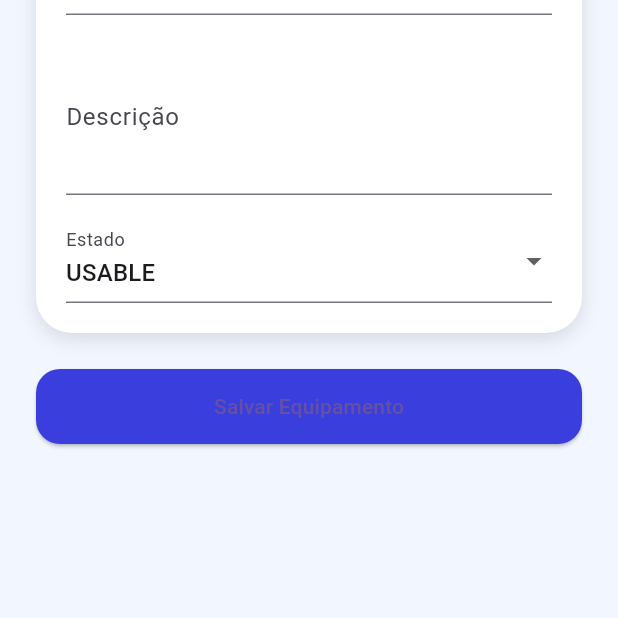
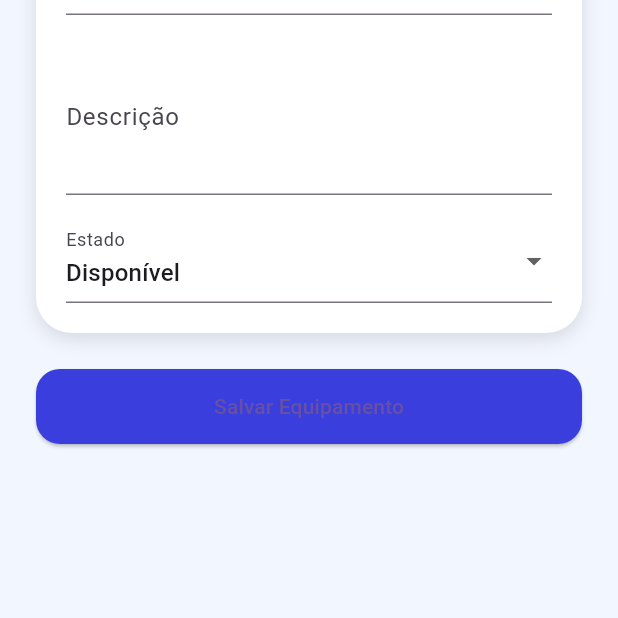
Before and after one commit to Davii-code/reservation_equipments, a Flutter app: the screen it shows after launch, after a tap on "Equipamentos", after a tap on the "add" icon, on a phone screen of 412 x 824 dp, the part 618-1236 px from its top. Run offline on Flutter 3.47's test engine with Material 3 defaults, Android fonts, the phone set to English and light mode, and no system bars; our stand-ins replace dio, flutter_riverpod, flutter_secure_storage, go_router; accounts and stored records are empty; network calls fail.

Commit message:
correções

```diff
--- a/lib/data/models/equipment_model.dart
+++ b/lib/data/models/equipment_model.dart
@@ -12,6 +12,27 @@ enum EquipmentState {
 extension EquipmentStateExtension on EquipmentState {
   /// Converte para string (usado pela API).
   String toJson() => name;
+
+  String get displayName {
+    switch (this) {
+      case EquipmentState.USABLE:
+        return 'Disponível';
+      case EquipmentState.IN_MAINTENANCE:
+        return 'Em Manutenção';
+      case EquipmentState.IN_REPAIR:
+        return 'Em Conserto';
+      case EquipmentState.DEFECTIVE:
+        return 'Com Defeito';
+      case EquipmentState.OBSOLETE:
+        return 'Obsoleto';
+      case EquipmentState.RESERVED:
+        return 'Reservado';
+      case EquipmentState.AWAITING_RETURN:
+        return 'Aguardando Devolução';
+      default: // Caso algum novo estado seja adicionado e esquecido aqui
+        return name; // Retorna o nome original como fallback
+    }
+  }
 
   /// Constrói a partir do valor retornado pela API (string ou índice).
   static EquipmentState fromJson(dynamic value) {
--- a/lib/main.dart
+++ b/lib/main.dart
@@ -1,11 +1,15 @@
 import 'package:flutter/material.dart';
 import 'package:flutter_riverpod/flutter_riverpod.dart';
+import 'package:intl/date_symbol_data_local.dart';
 import 'core/routes.dart';
 import 'modules/home/page/home_page.dart';
 
 final scaffoldMessengerKey = GlobalKey<ScaffoldMessengerState>();
 
-void main() {
+void main() async {
+  WidgetsFlutterBinding.ensureInitialized();
+  await initializeDateFormatting('pt_BR', null);
+
   runApp(
     ProviderScope(
       child: MyApp(), // ou seu widget raiz
--- a/lib/modules/equipments/page/equipment_create_page.dart
+++ b/lib/modules/equipments/page/equipment_create_page.dart
@@ -118,7 +118,7 @@ class _EquipmentCreatePageState extends ConsumerState<EquipmentCreatePage> {
                       decoration: const InputDecoration(labelText: 'Estado'),
                       value: _state,
                       items: EquipmentState.values
-                          .map((e) => DropdownMenuItem(value: e, child: Text(e.name)))
+                          .map((e) => DropdownMenuItem(value: e, child: Text(e.displayName)))
                           .toList(),
                       onChanged: (v) => setState(() {
                         if (v != null) _state = v;
--- a/lib/modules/equipments/page/equipment_edit_page.dart
+++ b/lib/modules/equipments/page/equipment_edit_page.dart
@@ -135,7 +135,7 @@ class _EquipmentEditPageState extends ConsumerState<EquipmentEditPage> {
                       decoration: const InputDecoration(labelText: 'Estado'),
                       value: _state,
                       items: EquipmentState.values
-                          .map((e) => DropdownMenuItem(value: e, child: Text(e.name)))
+                          .map((e) => DropdownMenuItem(value: e, child: Text(e.displayName)))
                           .toList(),
                       onChanged: (v) => setState(() {
                         if (v != null) _state = v;
--- a/lib/modules/reservation/page/reservation_list_page.dart
+++ b/lib/modules/reservation/page/reservation_list_page.dart
@@ -58,8 +58,7 @@ class _ReservationsListPageState extends ConsumerState<ReservationsListPage> {
                   itemCount: reservations.length,
                   itemBuilder: (context, index) {
                     final reservation = reservations[index];
-                    final formattedDate =
-                    DateFormat('dd MMM yyyy', 'pt_BR').format(DateTime.parse(reservation.date));
+                    final formattedDate = DateFormat('dd MMM yyyy', 'pt_BR').format(DateTime.parse(reservation.date));
 
                     return Container(
                       margin: const EdgeInsets.only(bottom: 16),
```
